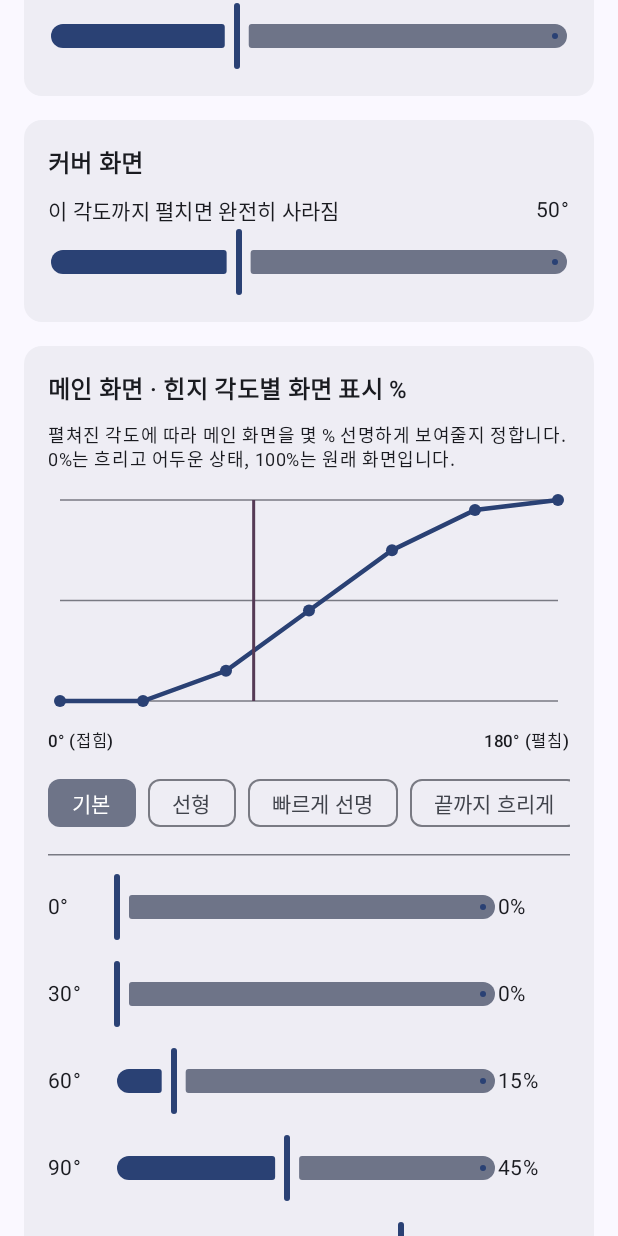
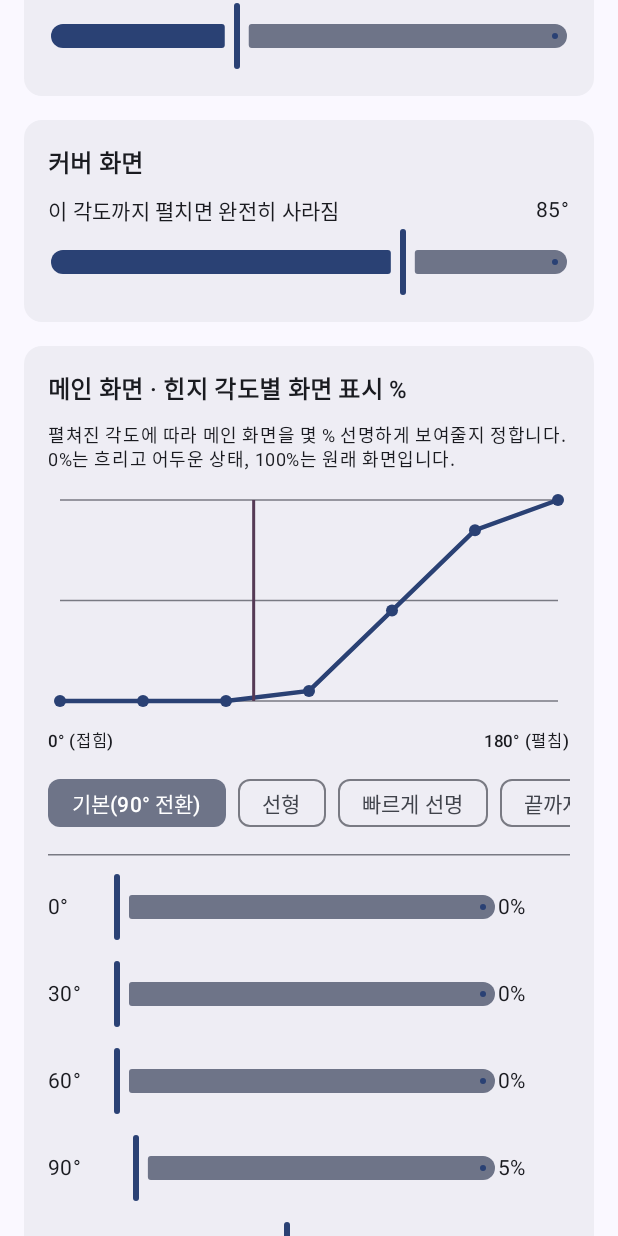
Before and after one commit to chu-park/CHU, an Android app built with Jetpack Compose: the screen it shows after launch (MainActivity), scrolled down 1153 dp, on a phone screen of 412 x 824 dp. Run offline under Robolectric (Android 15) with nearby library versions, the phone set to English and light mode, and no system bars.

Commit message:
90° 화면 전환에 맞춘 기본값, 엔진 간 힌지 각도 공유, 디버그 표시 추가
- 기본 곡선: 메인 화면이 켜지는 90° 근처에서 0%로 시작해 180°에서 100%
- 커버 화면 사라짐 각도 기본 85°, 예전 기본값은 자동으로 새 기본값으로 교체
- 화면 전환 시 새로 만들어진 배경화면 엔진이 마지막 각도로 시작
- 배경화면 위에 각도/커버·메인 판별/표시 % 디버그 표시 옵션

Co-Authored-By: Claude Opus 5.5 <noreply@anthropic.com>
Claude-Session: https://claude.ai/code/session_018eZyX8vXz4jGDrs2xBcj6e

```diff
--- a/FoldAnimator/app/src/main/java/com/chu/foldanim/FoldSettings.kt
+++ b/FoldAnimator/app/src/main/java/com/chu/foldanim/FoldSettings.kt
@@ -13,12 +13,14 @@ data class FoldConfig(
     val enabled: Boolean = true,
     val curve: List<Int> = FoldSettings.DEFAULT_CURVE,
     /** 커버 화면이 이 각도까지 펼쳐지면 완전히 흐려져 사라짐 */
-    val coverAngle: Int = 50,
+    val coverAngle: Int = 85,
     val blurDp: Int = 40,
     val zoomPct: Int = 25,
     val dimPct: Int = 85,
     val smoothMs: Int = 180,
     val imageVersion: Long = 0L,
+    /** 배경화면 위에 각도/화면/표시 % 를 띄워 동작 확인 */
+    val debugHud: Boolean = false,
 ) {
     /** 메인(안쪽) 화면: 힌지 각도에 따른 화면 표시 비율 (0.0 ~ 1.0). */
     fun innerRevealAt(angle: Float): Float {
@@ -57,12 +59,18 @@ object FoldSettings {
     private const val KEY_DIM = "dim_pct"
     private const val KEY_SMOOTH = "smooth_ms"
     private const val KEY_IMAGE_VERSION = "image_version"
+    private const val KEY_DEBUG = "debug_hud"
+    private const val KEY_DEFAULTS_VERSION = "defaults_version"
+
+    /** 기본값이 바뀌면 올려서, 예전 기본값으로 저장된 곡선/커버 각도를 새 기본값으로 바꿉니다. */
+    private const val DEFAULTS_VERSION = 2
 
     val CURVE_ANGLES = listOf(0, 30, 60, 90, 120, 150, 180)
-    val DEFAULT_CURVE = listOf(0, 0, 15, 45, 75, 95, 100)
+    /** 폴드는 약 90°에서 커버 → 메인 화면으로 바뀌므로, 메인 화면은 90° 근처에서 0%로 시작 */
+    val DEFAULT_CURVE = listOf(0, 0, 0, 5, 45, 85, 100)
 
     val PRESETS: List<Pair<String, List<Int>>> = listOf(
-        "기본" to DEFAULT_CURVE,
+        "기본(90° 전환)" to DEFAULT_CURVE,
         "선형" to listOf(0, 17, 33, 50, 67, 83, 100),
         "빠르게 선명" to listOf(0, 20, 55, 85, 100, 100, 100),
         "끝까지 흐리게" to listOf(0, 0, 5, 15, 35, 70, 100),
@@ -74,6 +82,13 @@ object FoldSettings {
     fun load(context: Context): FoldConfig {
         val p = prefs(context)
         val d = FoldConfig()
+        if (p.getInt(KEY_DEFAULTS_VERSION, 1) < DEFAULTS_VERSION) {
+            p.edit()
+                .remove(KEY_CURVE)
+                .remove(KEY_COVER_ANGLE)
+                .putInt(KEY_DEFAULTS_VERSION, DEFAULTS_VERSION)
+                .apply()
+        }
         return FoldConfig(
             enabled = p.getBoolean(KEY_ENABLED, d.enabled),
             curve = parseCurve(p.getString(KEY_CURVE, null)) ?: d.curve,
@@ -83,6 +98,7 @@ object FoldSettings {
             dimPct = p.getInt(KEY_DIM, d.dimPct),
             smoothMs = p.getInt(KEY_SMOOTH, d.smoothMs),
             imageVersion = p.getLong(KEY_IMAGE_VERSION, d.imageVersion),
+            debugHud = p.getBoolean(KEY_DEBUG, d.debugHud),
         )
     }
 
@@ -96,6 +112,8 @@ object FoldSettings {
             .putInt(KEY_DIM, c.dimPct)
             .putInt(KEY_SMOOTH, c.smoothMs)
             .putLong(KEY_IMAGE_VERSION, c.imageVersion)
+            .putBoolean(KEY_DEBUG, c.debugHud)
+            .putInt(KEY_DEFAULTS_VERSION, DEFAULTS_VERSION)
             .apply()
     }
 
--- a/FoldAnimator/app/src/main/java/com/chu/foldanim/MainActivity.kt
+++ b/FoldAnimator/app/src/main/java/com/chu/foldanim/MainActivity.kt
@@ -336,6 +336,21 @@ private fun SettingsScreen(
             }
         }
 
+        SectionCard(title = "문제 해결") {
+            SwitchRow(
+                title = "배경화면에 디버그 정보 표시",
+                subtitle = "홈 화면에 힌지 각도 · 커버/메인 판별 · 표시 % 를 띄웁니다",
+                checked = config.debugHud,
+                onCheckedChange = { onConfigChange(config.copy(debugHud = it)) },
+            )
+            Text(
+                "커버 화면에도 효과를 보려면 커버 화면 배경화면도 이 앱으로 설정되어 있어야 합니다. " +
+                    "(One UI는 커버/메인 배경화면을 따로 설정합니다)",
+                style = MaterialTheme.typography.bodySmall,
+                color = MaterialTheme.colorScheme.onSurfaceVariant,
+            )
+        }
+
         Text(
             "참고: 배경화면이 보이는 홈 화면에서 동작합니다. 앱 아이콘은 One UI 런처가 그리기 때문에 함께 움직이지는 않고, " +
                 "커버↔메인 화면 전환 순간의 짧은 검은 화면은 기기가 처리하는 부분이라 앱에서 없앨 수 없습니다.",
```
Also changed, not shown: FoldAnimator/app/src/main/java/com/chu/foldanim/DuoWallpaperService.kt (+30 -2 lines).
